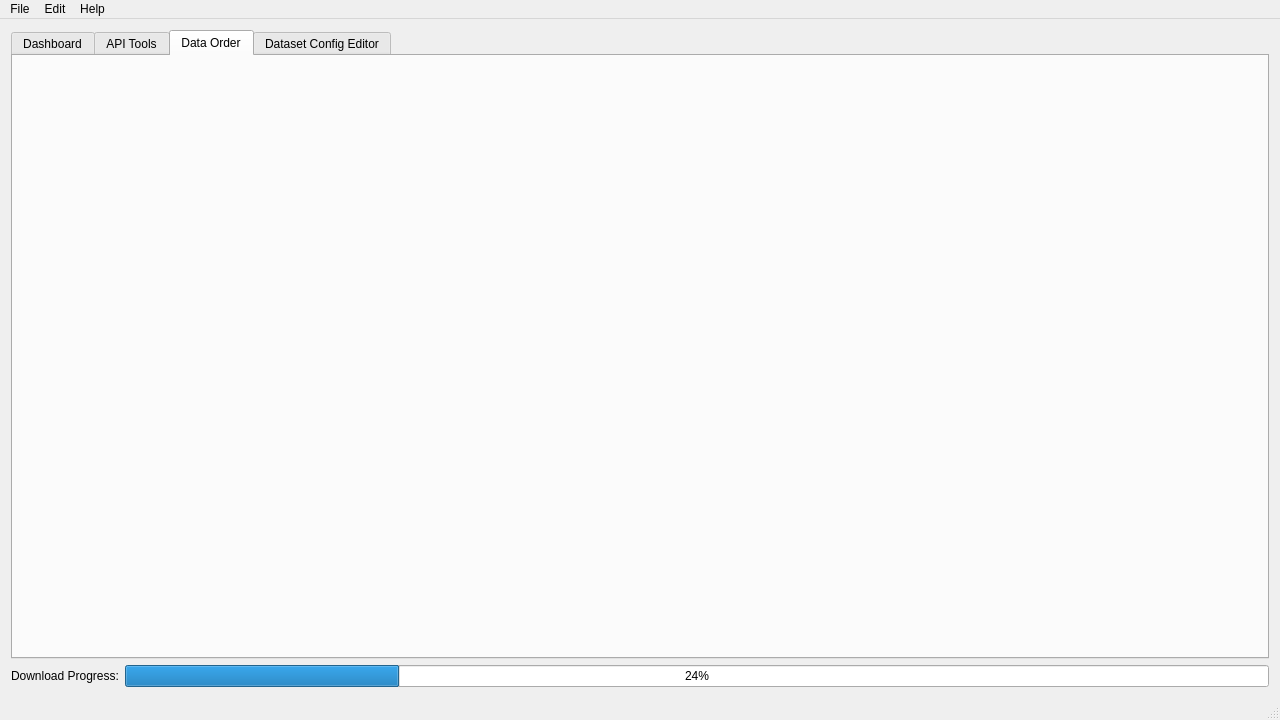
Before: the Qt Designer form app/mainwindow.ui in DFO-Ocean-Navigator/Navigator2Go, drawn with Qt 5.
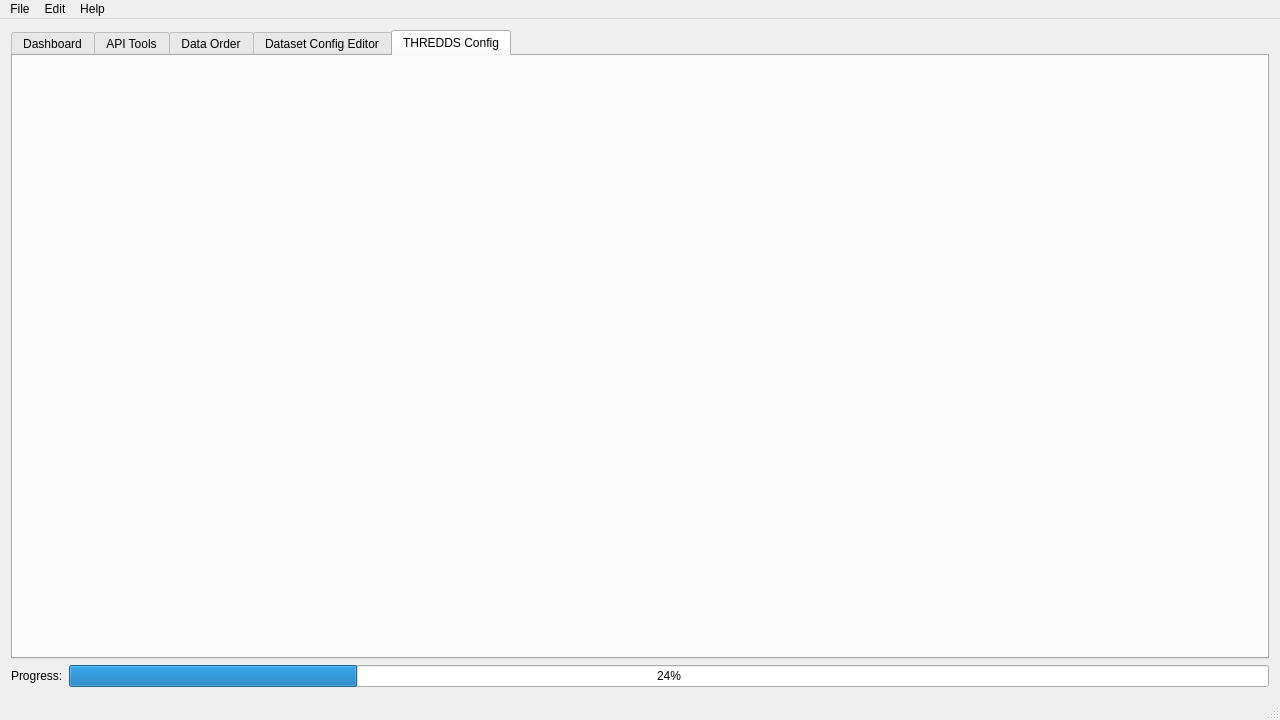
After: the same form once the commit is applied. Icons and pictures are not drawn.

Commit message: Started thredds config widget

The edit to the form file:
```diff
--- a/app/mainwindow.ui
+++ b/app/mainwindow.ui
@@ -43,7 +43,7 @@
        <enum>QTabWidget::Rounded</enum>
       </property>
       <property name="currentIndex">
-       <number>2</number>
+       <number>4</number>
       </property>
       <property name="documentMode">
        <bool>false</bool>
@@ -141,6 +141,16 @@
         </item>
        </layout>
       </widget>
+      <widget class="QWidget" name="threddsconfig">
+       <attribute name="title">
+        <string>THREDDS Config</string>
+       </attribute>
+       <layout class="QGridLayout" name="gridLayout_5">
+        <item row="0" column="0">
+         <layout class="QGridLayout" name="threddsConfigLayout"/>
+        </item>
+       </layout>
+      </widget>
      </widget>
     </item>
     <item>
@@ -151,7 +161,7 @@
       <item>
        <widget class="QLabel" name="labelProgressBar">
         <property name="text">
-         <string>Download Progress:</string>
+         <string>Progress:</string>
         </property>
        </widget>
       </item>
```
The commit also changes 13 other files.
